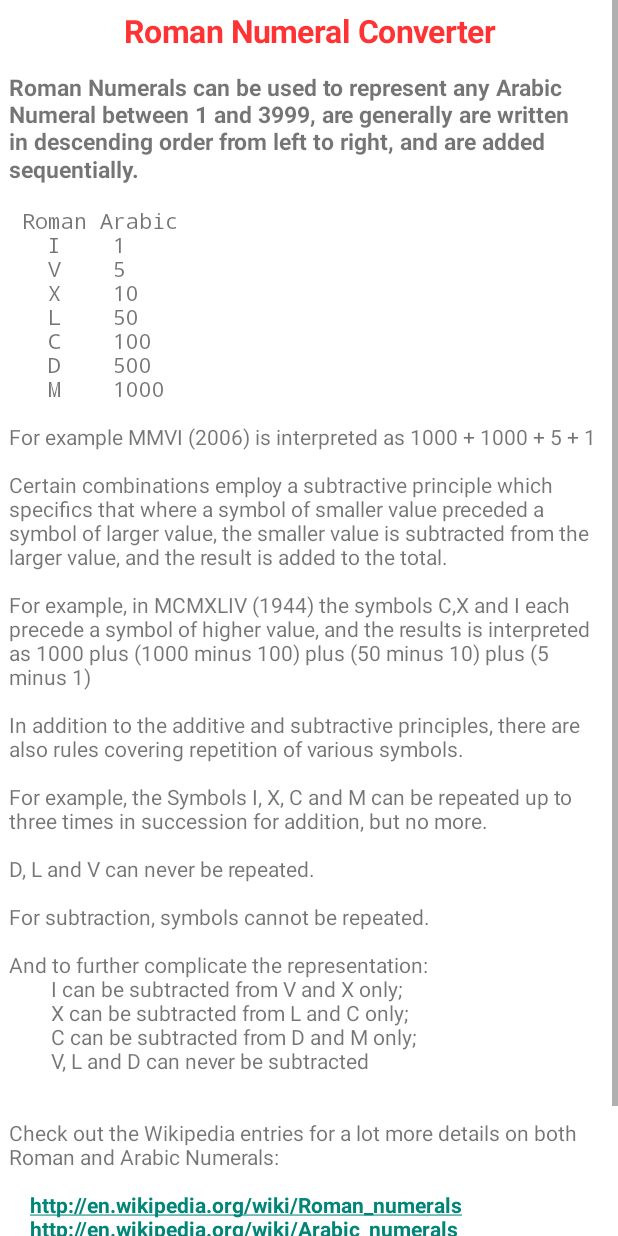
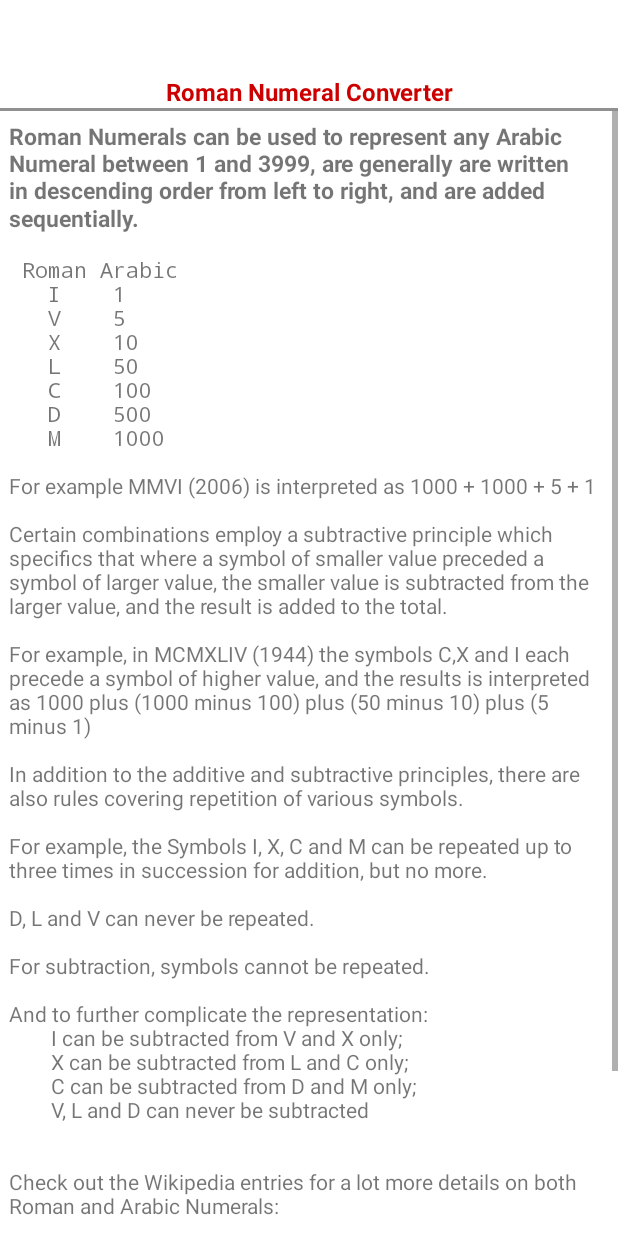
Before and after one commit to shaunpc/RomanNumeralConverter, an Android app: the HelpActivity screen opened directly, with no data from a screen before it, after a tap on "Numerals", on a phone screen of 412 x 824 dp. Run offline under Robolectric (Android 15) with nearby library versions, the light colour scheme and no system bars; our stand-ins replace AdMob.

Commit message:
added advert fragment to main screen

```diff
--- a/app/build.gradle
+++ b/app/build.gradle
@@ -28,4 +28,5 @@ dependencies {
     compile fileTree(dir: 'libs', include: ['*.jar'])
     compile 'com.android.support:appcompat-v7:21.0.2'
     compile 'com.android.support:support-v4:21.0.2'
+    compile 'com.google.android.gms:play-services:6.1.+'
 }
--- /dev/null
+++ b/app/src/main/java/com/spc/romannumeralconverter/AdFragment.java
@@ -0,0 +1,76 @@
+package com.spc.romannumeralconverter;
+
+import android.app.Fragment;
+import android.os.Bundle;
+import android.view.LayoutInflater;
+import android.view.View;
+import android.view.ViewGroup;
+
+import com.google.android.gms.ads.AdRequest;
+import com.google.android.gms.ads.AdView;
+
+public class AdFragment extends Fragment {
+
+    private AdView mAdView;
+
+    public AdFragment() {
+    }
+
+    @Override
+    public View onCreateView(LayoutInflater inflater, ViewGroup container,
+                             Bundle savedInstanceState) {
+        return inflater.inflate(R.layout.fragment_ad, container, false);
+    }
+
+    @Override
+    public void onActivityCreated(Bundle bundle) {
+        super.onActivityCreated(bundle);
+        // Gets the ad view defined in layout/ad_fragment.xml with ad unit ID set in
+        // values/strings.xml.
+        AdView mAdView = (AdView) getView().findViewById(R.id.adView);
+
+        // Add the test device whilst getting just test ads
+        AdRequest adRequest = new AdRequest.Builder()
+                .addTestDevice(AdRequest.DEVICE_ID_EMULATOR)
+                .addTestDevice("TEST_DEVICE_ID")
+                .build();
+
+        // Start loading the ad in the background.
+        mAdView.loadAd(adRequest);
+    }
+
+    /**
+     * Called when leaving the activity
+     */
+    @Override
+    public void onPause() {
+        if (mAdView != null) {
+            mAdView.pause();
+        }
+        super.onPause();
+    }
+
+    /**
+     * Called when returning to the activity
+     */
+    @Override
+    public void onResume() {
+        super.onResume();
+        if (mAdView != null) {
+            mAdView.resume();
+        }
+    }
+
+    /**
+     * Called before the activity is destroyed
+     */
+    @Override
+    public void onDestroy() {
+        if (mAdView != null) {
+            mAdView.destroy();
+        }
+        super.onDestroy();
+    }
+
+
+}
--- a/app/src/main/java/com/spc/romannumeralconverter/HelpActivity.java
+++ b/app/src/main/java/com/spc/romannumeralconverter/HelpActivity.java
@@ -21,6 +21,7 @@ import android.content.Intent;
 import android.os.Bundle;
 import android.text.Html;
 import android.text.method.LinkMovementMethod;
+import android.util.Log;
 import android.view.View;
 import android.widget.TextView;
 import android.widget.Toast;
@@ -47,6 +48,8 @@ public class HelpActivity extends Activity {
     protected void onCreate(Bundle savedInstanceState) {
         super.onCreate(savedInstanceState);
         setContentView(R.layout.help);
+
+        Log.v(TAG, "Creating HELP screens");
 
         // Set up so that formatted text can be in the help_page_intro text and so that html links are handled.
         String help_page_intro = getResources().getString(R.string.help_page_intro);
@@ -101,8 +104,8 @@ public class HelpActivity extends Activity {
     }
 
 
-/**
- */
+    /**
+     */
 // Methods
 
 //    /**
@@ -112,7 +115,6 @@ public class HelpActivity extends Activity {
 //     * @param v View
 //     * @return void
 //     */
-
     public void onClickHelp(View v) {
         int id = v.getId();
         int textId = -1;
--- /dev/null
+++ b/app/src/main/res/layout/fragment_ad.xml
@@ -0,0 +1,17 @@
+<FrameLayout xmlns:android="http://schemas.android.com/apk/res/android"
+    xmlns:ads="http://schemas.android.com/apk/res-auto"
+    xmlns:tools="http://schemas.android.com/tools"
+    android:layout_width="match_parent"
+    android:layout_height="match_parent"
+    tools:context="com.spc.romannumeralconverter.AdFragment">
+
+    <com.google.android.gms.ads.AdView
+        android:id="@+id/adView"
+        android:layout_width="match_parent"
+        android:layout_height="wrap_content"
+        android:layout_centerHorizontal="true"
+        ads:adSize="SMART_BANNER"
+        ads:adUnitId="@string/banner_ad_unit_id"></com.google.android.gms.ads.AdView>
+
+
+</FrameLayout>
--- a/app/src/main/res/layout/topic.xml
+++ b/app/src/main/res/layout/topic.xml
@@ -19,6 +19,27 @@
     android:background="@color/light_background"
     android:orientation="vertical">
 
+    <fragment
+        android:id="@+id/adFragment_topic"
+        android:name="com.spc.romannumeralconverter.AdFragment"
+        android:layout_width="match_parent"
+        android:layout_height="50dp" />
+
+    <TextView
+        android:id="@+id/help_page_intro"
+        android:layout_width="fill_parent"
+        android:layout_height="wrap_content"
+        android:gravity="center"
+        android:text="@string/RNC_title"
+        android:textColor="@android:color/holo_red_dark"
+        android:textSize="@dimen/text_size_medium"
+        android:textStyle="bold" />
+
+    <View
+        android:layout_width="fill_parent"
+        android:layout_height="2dp"
+        android:background="#FF909090" />
+
     <ScrollView
         android:id="@+id/ScrollView01"
         android:layout_width="fill_parent"
@@ -31,4 +52,6 @@
             android:padding="6dip"
             android:text="@string/about_help_topics" />
     </ScrollView>
+
+
 </LinearLayout>
--- a/app/src/main/res/values/help_strings.xml
+++ b/app/src/main/res/values/help_strings.xml
@@ -26,7 +26,6 @@
     </string>
     <string name="topic_section1">
         <![CDATA[
-            <h1 style="text-align:center"><font color="#ff3333"><b>Roman Numeral Converter</b></font></h1>
             <h5>Roman Numerals can be used to represent any Arabic Numeral between 1 and 3999, are
                 generally are written in descending order from left to right, and are added sequentially.</h5>
             <tt> &emsp;Roman&emsp;Arabic<br>
@@ -74,7 +73,6 @@
     </string>
     <string name="topic_section2">
         <![CDATA[
-            <h1 style="text-align:center"><font color="#ff3333"><b>Roman Numeral Converter</b></font></h1>
             <h3 style="text-align:center"><font color="#6B78B4"><b>MANUAL MODE</b></font></h3>
             <p>Enter either a Roman or Arabic Numeral in the editable fields and the conversion takes place! <br><br>
             If successful you will see “DONE” in the status field.  <br><br>
@@ -96,7 +94,6 @@
     </string>
     <string name="topic_section3">
         <![CDATA[
-            <h1 style="text-align:center"><font color="#ff3333"><b>Roman Numeral Converter</b></font></h1>
             <h3 style="text-align:center"><font color="#6B78B4"><b>AUTO MODE</b></font></h3>
             <p> Let the app take the strain! Increment or decrement a counter with the buttons –
             see the equivalent Roman and Arabic Numeral representations immediately.   <br><br>
@@ -119,7 +116,6 @@
     </string>
     <string name="topic_section4">
         <![CDATA[
-            <h1 style="text-align:center"><font color="#ff3333"><b>Roman Numeral Converter</b></font></h1>
             <h3 style="text-align:center"><font color="#6B78B4"><b>ABOUT</b></font></h3>
             <p>Roman Numeral Converter     v1.1     December 2014<br><br>
             Expanded from a programming exercise – not exhaustive tested on all devices!<br><br>
--- a/app/src/main/res/values/strings.xml
+++ b/app/src/main/res/values/strings.xml
@@ -21,6 +21,10 @@
     <string name="buttonSubtract">-</string>
     <string name="dummy_button">Dummy Button</string>
     <string name="dummy_content">DUMMY\nCONTENT</string>
+    <string name="hello_blank_fragment">Hello blank fragment</string>
 
+    // TODO - change this to be my app AdMobID
+    // This is the AdMob test ID ---
+    <string name="banner_ad_unit_id">ca-app-pub-3940256099942544/6300978111</string>
 
 </resources>
```
Also changed, not shown: app/src/main/AndroidManifest.xml (+18 -0 lines), app/src/main/res/layout/activity_main.xml (+10 -3 lines), app/src/main/res/layout/help.xml (+7 -0 lines), 1 other file.
